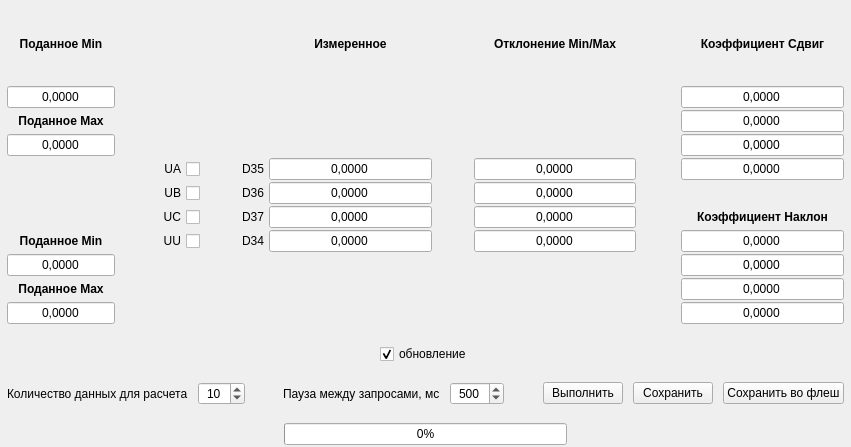
The window that classes/calibrationwidget/calibrationwidgetbrupowerdc.ui (vlarry/configurator) describes before a commit, drawn with Qt 5.
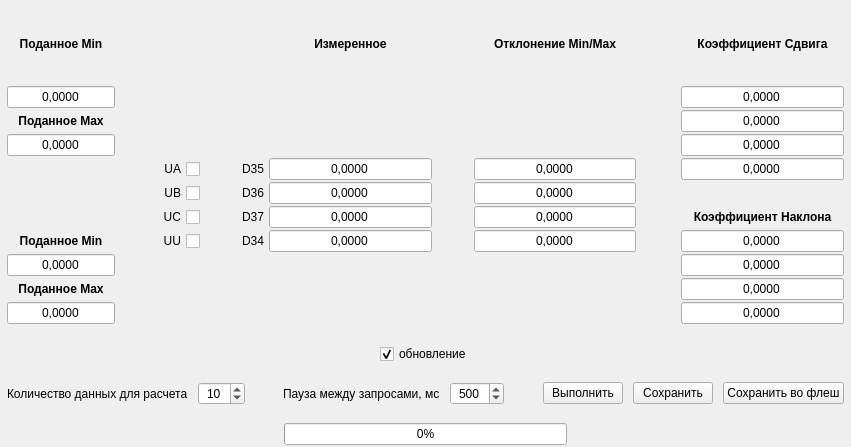
The same window after the commit. Custom widgets are drawn as their Qt base class.

Commit message: Переработка интерфейса калибровок БРУ по сопротивлению; Доработка алгоритма работы калибровок БРУ по сопротивлению (исходя из изменений интерфейса).

```diff
--- a/classes/calibrationwidget/calibrationwidgetbrupowerdc.ui
+++ b/classes/calibrationwidget/calibrationwidgetbrupowerdc.ui
@@ -382,7 +382,7 @@
           </font>
          </property>
          <property name="text">
-          <string>Коэффициент Наклон</string>
+          <string>Коэффициент Наклона</string>
          </property>
          <property name="scaledContents">
           <bool>true</bool>
@@ -578,7 +578,7 @@
           </font>
          </property>
          <property name="text">
-          <string>Коэффициент Сдвиг</string>
+          <string>Коэффициент Сдвига</string>
          </property>
          <property name="scaledContents">
           <bool>true</bool>
```
The commit also changes 3 other files.
